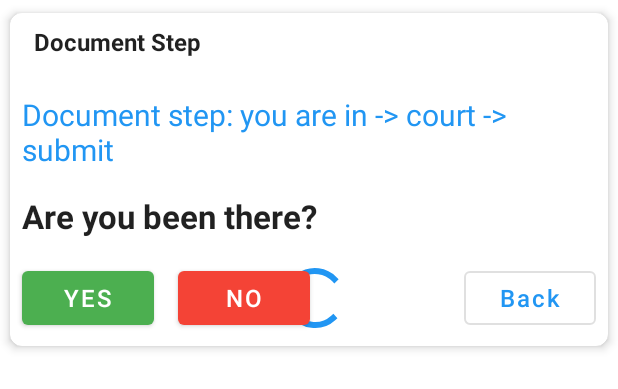
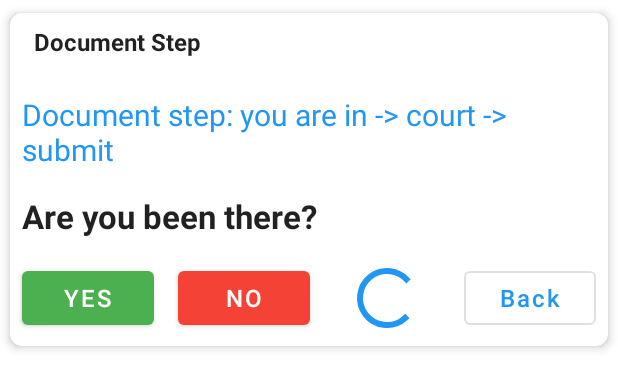
Before and after one commit to EhsanRezaei1981/PLDS, an Android app: the layout fragment_doc_progress.xml on its own in the app's theme, with its tools: preview values and no code run, on a phone screen of 412 x 824 dp. Shown: the top 389 px of the screen. Run offline under Robolectric (Android 15) with nearby library versions, the phone set to English and light mode, and no system bars.

Commit message:
Fix progress view position

```diff
--- a/app/src/main/res/layout/fragment_doc_progress.xml
+++ b/app/src/main/res/layout/fragment_doc_progress.xml
@@ -87,13 +87,12 @@
                         style="?android:attr/progressBarStyle"
                         android:layout_width="wrap_content"
                         android:layout_height="wrap_content"
-                        android:layout_marginStart="8dp"
                         android:layout_marginTop="8dp"
                         android:layout_marginBottom="8dp"
                         android:visibility="@{viewmodel.dataLoading ? View.VISIBLE : View.GONE}"
                         app:layout_constraintBottom_toBottomOf="@+id/btnBack"
-                        app:layout_constraintEnd_toEndOf="parent"
-                        app:layout_constraintStart_toStartOf="parent"
+                        app:layout_constraintEnd_toStartOf="@+id/btnBack"
+                        app:layout_constraintStart_toEndOf="@+id/btnNo"
                         app:layout_constraintTop_toTopOf="@+id/btnBack" />
 
                     <com.google.android.material.button.MaterialButton
```
